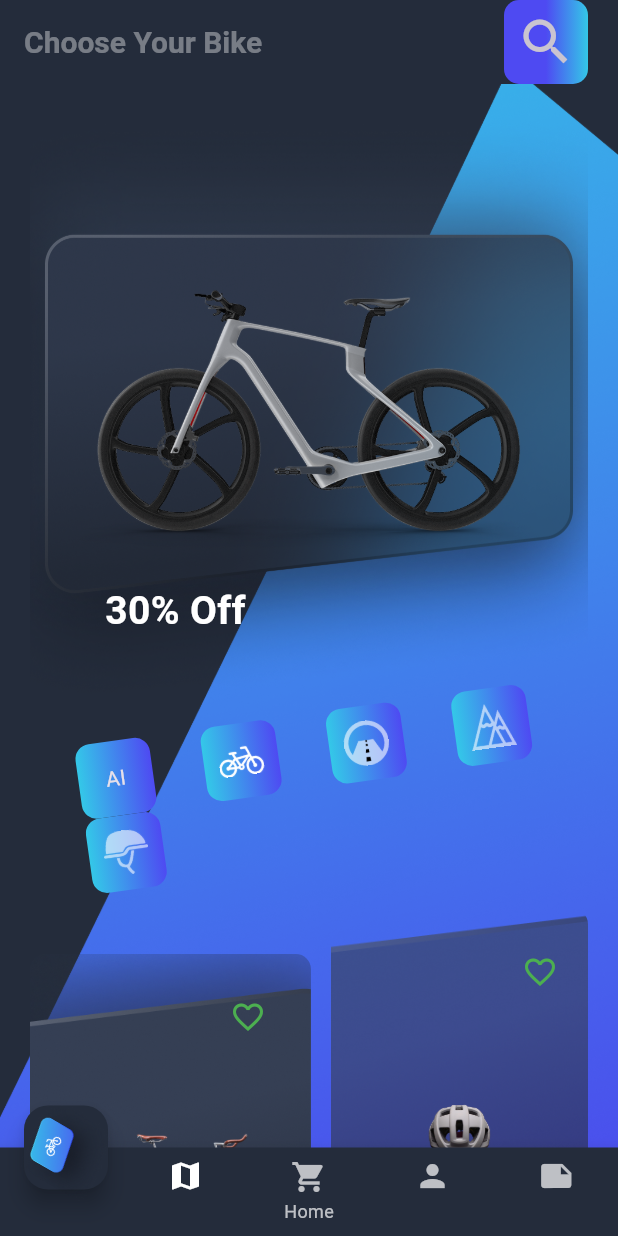
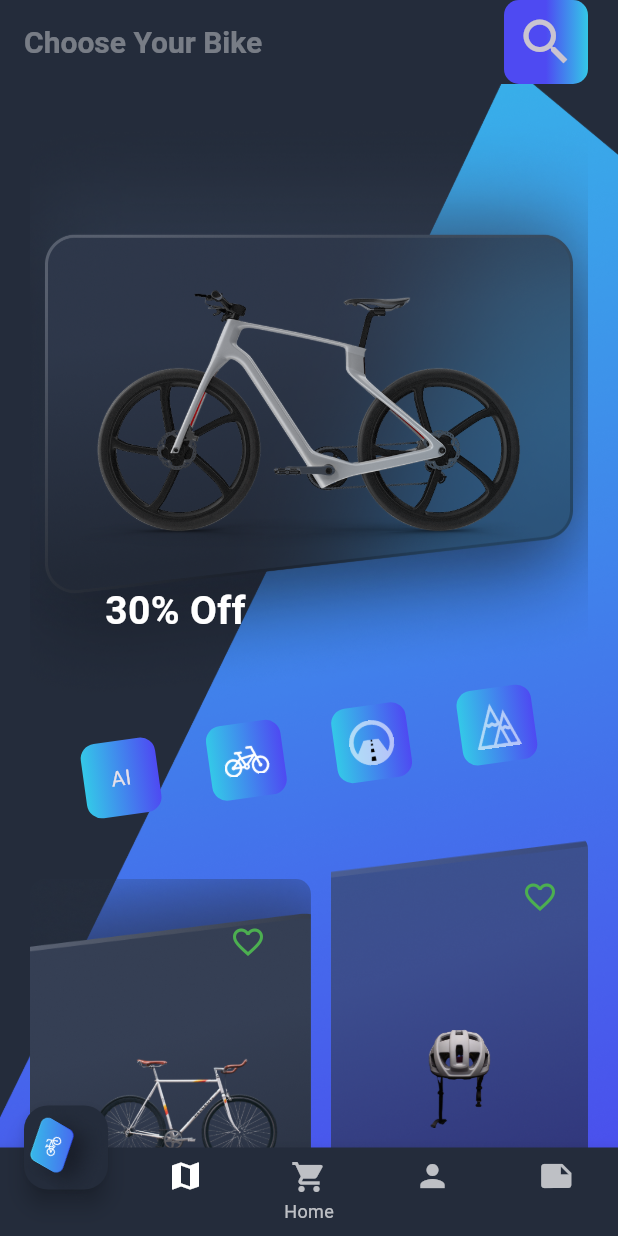
Before and after one commit to abdusshohidnasim/Bike_Shoping, a Flutter app: the screen it shows after launch, on a phone screen of 412 x 824 dp. Run offline on Flutter 3.47's test engine with Material 3 defaults, Android fonts, the phone set to English and light mode, and no system bars; our stand-ins replace iconsax_flutter.

Commit message:
funal commit

```diff
--- a/lib/wized/Button/AI_button.dart
+++ b/lib/wized/Button/AI_button.dart
@@ -97,22 +97,7 @@ class Button extends StatelessWidget {
                 width: 30,
               ),
             ),
-            Container(
-              alignment: Alignment.center,
-              height: 50,
-              width: 50,
 
-              decoration: BoxDecoration(
-                gradient: LinearGradient(
-                  colors: [
-                    Custom_Colors.bottomColorprimary,
-                    Custom_Colors.bottomColorsecenday,
-                  ],
-                ),
-                borderRadius: BorderRadius.circular(10),
-              ),
-              child: Image.asset("assets/images/Union.png", width: 30),
-            ),
           ],
         ),
       ),
--- a/lib/wized/bike.dart
+++ b/lib/wized/bike.dart
@@ -7,7 +7,7 @@ class Car1 extends StatelessWidget {
   @override
   Widget build(BuildContext context) {
     double ScenWith = MediaQuery.of(context).size.width;
-    return       Container(
+    return Container(
       child: Row(
         crossAxisAlignment: CrossAxisAlignment.center,
         mainAxisAlignment: MainAxisAlignment.spaceBetween,
```
